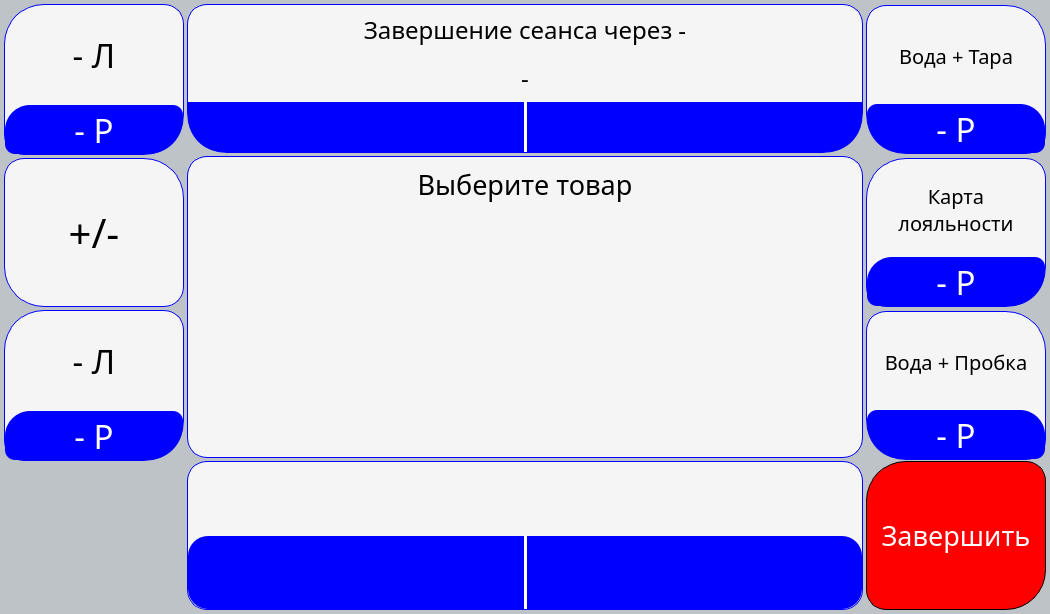
First picture: the form in services/gui/resources/ui_interface/buy_window.ui, repository dmitriymikryukov/vodobox-pro, before the edit.
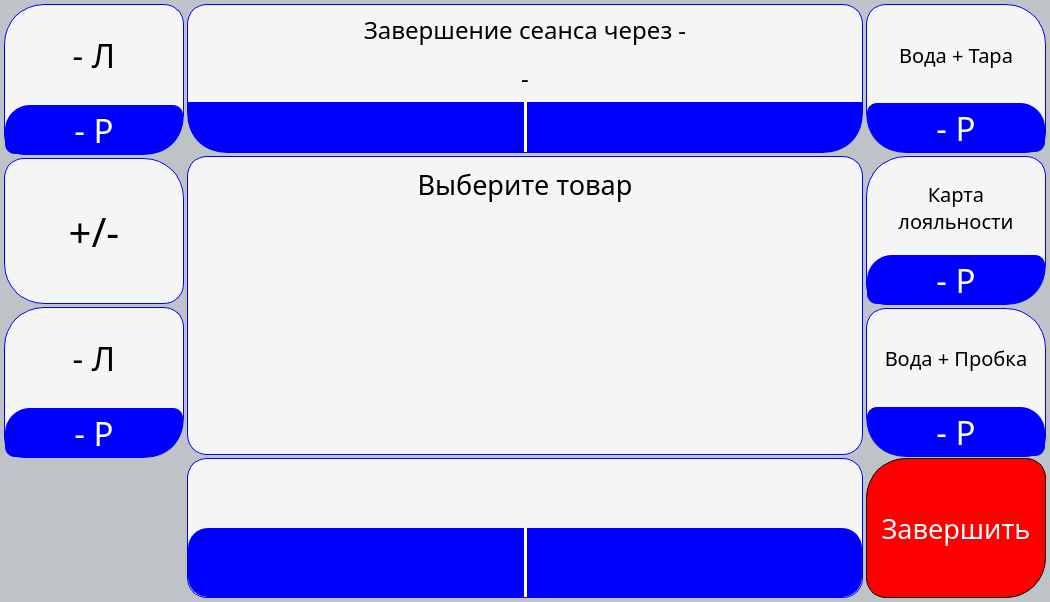
Second picture: the form after the edit. Icons and pictures are not drawn.

Commit message: change bottom frame size in buy window

```diff
--- a/services/gui/resources/ui_interface/buy_window.ui
+++ b/services/gui/resources/ui_interface/buy_window.ui
@@ -69,7 +69,7 @@
         <property name="minimumSize">
          <size>
           <width>0</width>
-          <height>149</height>
+          <height>140</height>
          </size>
         </property>
         <property name="maximumSize">
@@ -1976,7 +1976,7 @@
                   <property name="minimumSize">
                    <size>
                     <width>0</width>
-                    <height>149</height>
+                    <height>140</height>
                    </size>
                   </property>
                   <property name="maximumSize">
@@ -4318,7 +4318,7 @@
                   <property name="minimumSize">
                    <size>
                     <width>0</width>
-                    <height>149</height>
+                    <height>140</height>
                    </size>
                   </property>
                   <property name="maximumSize">
@@ -4606,7 +4606,7 @@
                   <property name="minimumSize">
                    <size>
                     <width>0</width>
-                    <height>149</height>
+                    <height>140</height>
                    </size>
                   </property>
                   <property name="maximumSize">
@@ -4842,7 +4842,7 @@
                   <property name="minimumSize">
                    <size>
                     <width>0</width>
-                    <height>149</height>
+                    <height>140</height>
                    </size>
                   </property>
                   <property name="maximumSize">
@@ -4892,12 +4892,6 @@
                        <verstretch>0</verstretch>
                       </sizepolicy>
                      </property>
-                     <property name="minimumSize">
-                      <size>
-                       <width>0</width>
-                       <height>100</height>
-                      </size>
-                     </property>
                      <property name="maximumSize">
                       <size>
                        <width>200</width>
```
The commit also changes 1 other file.
